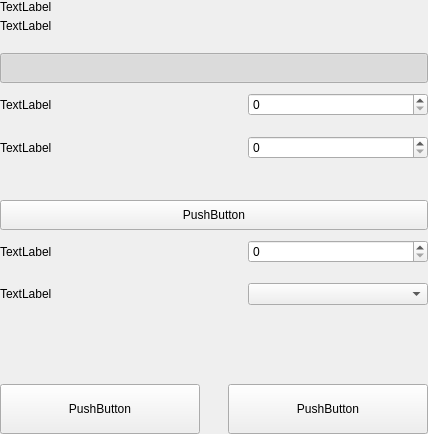
Before: the Qt Designer form src/qt/vitae/settings/forms/settingsmainoptionswidget.ui in VitaeTeam/Vitae, drawn with Qt 5.
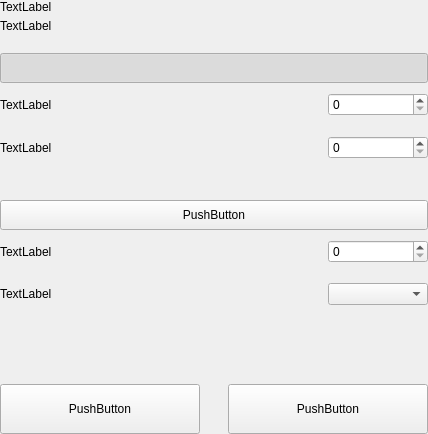
After: the same form once the commit is applied.

```diff
--- a/src/qt/vitae/settings/forms/settingsmainoptionswidget.ui
+++ b/src/qt/vitae/settings/forms/settingsmainoptionswidget.ui
@@ -167,7 +167,7 @@
            <widget class="QSpinBox" name="databaseCache">
             <property name="minimumSize">
              <size>
-              <width>180</width>
+              <width>100</width>
               <height>0</height>
              </size>
             </property>
@@ -217,7 +217,7 @@
            <widget class="QSpinBox" name="threadsScriptVerif">
             <property name="minimumSize">
              <size>
-              <width>180</width>
+              <width>100</width>
               <height>0</height>
              </size>
             </property>
@@ -334,7 +334,7 @@
            <widget class="QSpinBox" name="zeromintPercentage">
             <property name="minimumSize">
              <size>
-              <width>180</width>
+              <width>100</width>
               <height>0</height>
              </size>
             </property>
@@ -384,7 +384,7 @@
            <widget class="QComboBox" name="comboBoxDenomzPiv">
             <property name="minimumSize">
              <size>
-              <width>180</width>
+              <width>100</width>
               <height>0</height>
              </size>
             </property>
```
